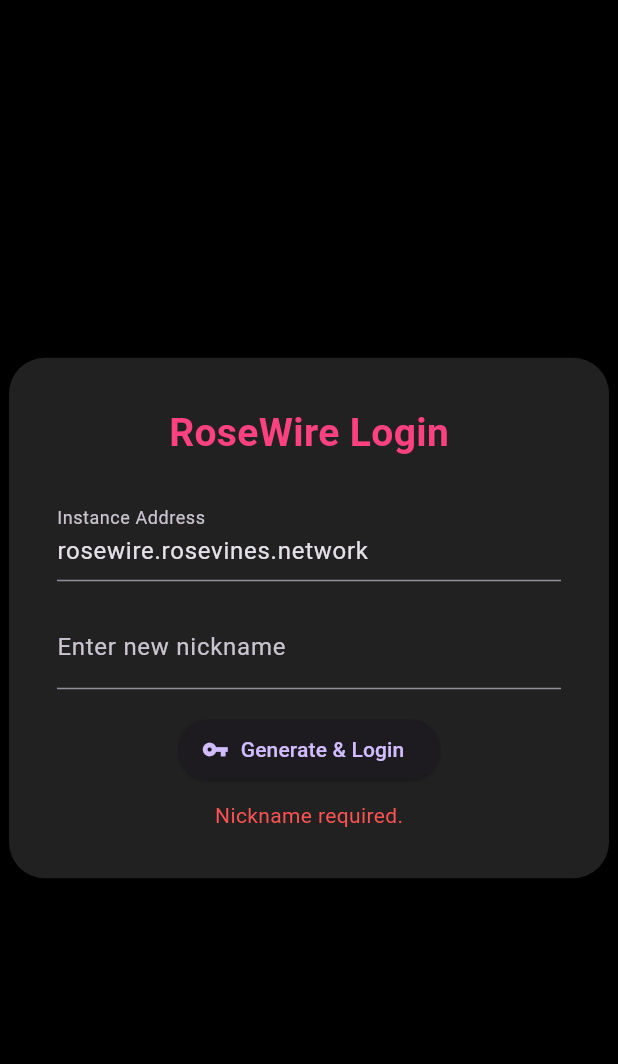
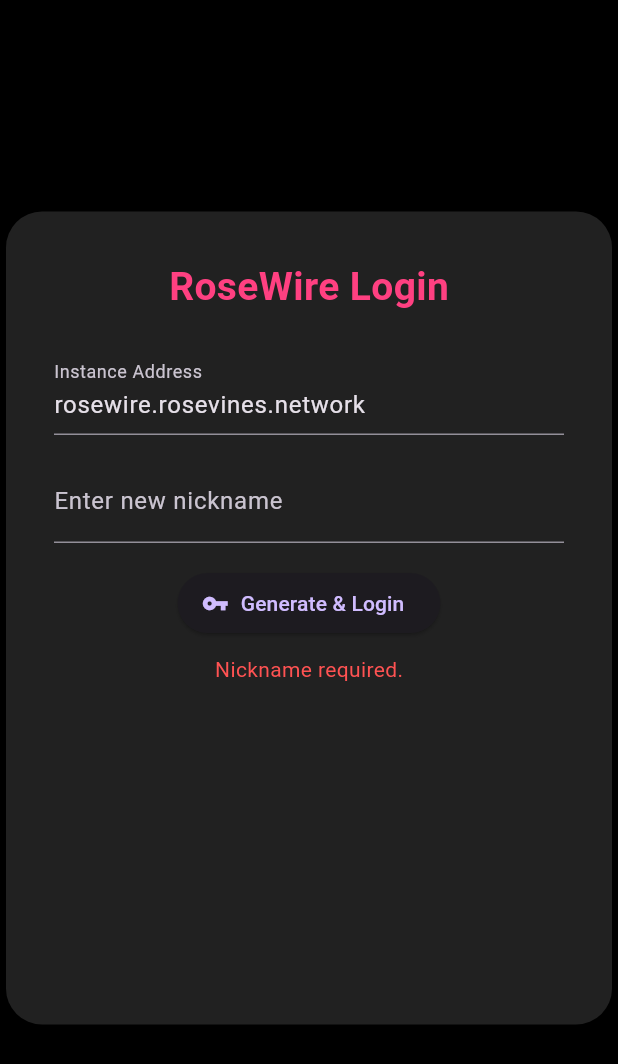
Before and after one commit to SarahRoseLives/RoseWire, a Flutter app: the LoginPanel screen opened directly with empty values, after a tap on "Generate & Login", on a phone screen of 412 x 824 dp. Shown: the top 1064 px of the screen. Run offline on Flutter 3.47's test engine with Material 3 defaults, Android fonts, the light colour scheme and no system bars; our stand-ins replace file_picker, shared_preferences; missing offline and left inert: dartssh2, pointycastle, ssh_key, window_size; accounts and stored records are empty.

Commit message:
feat: apply window sizing to login panel for consistent desktop layout
- Added window_size package import and usage.
- Set window title, minimum, maximum, and initial window size on supported desktop platforms in initState.
- Used constants for window width and height (809x600) to match main app sizing.
- Ensured login panel shows at correct size before any login logic.
- Updated widget layout to use SizedBox with window sizing constants.

```diff
--- a/rosewire/lib/ui/desktop/login_panel.dart
+++ b/rosewire/lib/ui/desktop/login_panel.dart
@@ -7,6 +7,11 @@
 import 'package:pointycastle/export.dart' as pointy_castle;
 import 'package:dartssh2/dartssh2.dart';
 import 'package:shared_preferences/shared_preferences.dart';
+import 'package:window_size/window_size.dart';
+
+// Window size constants (match RoseWire main window, allow for login panel layout)
+const double kWindowWidth = 800;
+const double kWindowHeight = 550;
 
 class LoginPanel extends StatefulWidget {
   final void Function(String nickname, String keyPath) onLogin;
@@ -31,7 +36,18 @@
   @override
   void initState() {
     super.initState();
+    _resizeWindowEarly(); // Resize window before login UI
     _initialize();
+  }
+
+  void _resizeWindowEarly() {
+    // Set window size for desktop platforms before showing login panel
+    if (Platform.isWindows || Platform.isLinux || Platform.isMacOS) {
+      setWindowTitle('rosewire');
+      setWindowMinSize(const Size(kWindowWidth, kWindowHeight));
+      setWindowMaxSize(const Size(kWindowWidth, kWindowHeight));
+      setWindowFrame(const Rect.fromLTWH(100, 100, kWindowWidth, kWindowHeight));
+    }
   }
 
   Future<void> _initialize() async {
@@ -192,11 +208,13 @@
     return Scaffold(
       backgroundColor: Colors.black,
       body: Center(
+        child: SizedBox(
+          width: kWindowWidth,
+          height: kWindowHeight,
           child: Card(
             color: Colors.grey[900],
             elevation: 12,
-          shape:
-              RoundedRectangleBorder(borderRadius: BorderRadius.circular(24)),
+            shape: RoundedRectangleBorder(borderRadius: BorderRadius.circular(24)),
             child: Container(
               width: 400,
               padding: const EdgeInsets.all(32),
@@ -290,6 +308,7 @@
             ),
           ),
         ),
+      ),
     );
   }
 }
--- a/rosewire/pubspec.yaml
+++ b/rosewire/pubspec.yaml
@@ -41,6 +41,7 @@
   file_picker: ^10.3.2
   shared_preferences: ^2.5.3
   http: ^1.5.0
+  window_size: ^0.1.0
 
 dev_dependencies:
   flutter_test:
```
Lines whose indentation alone changed are shown as unchanged.
